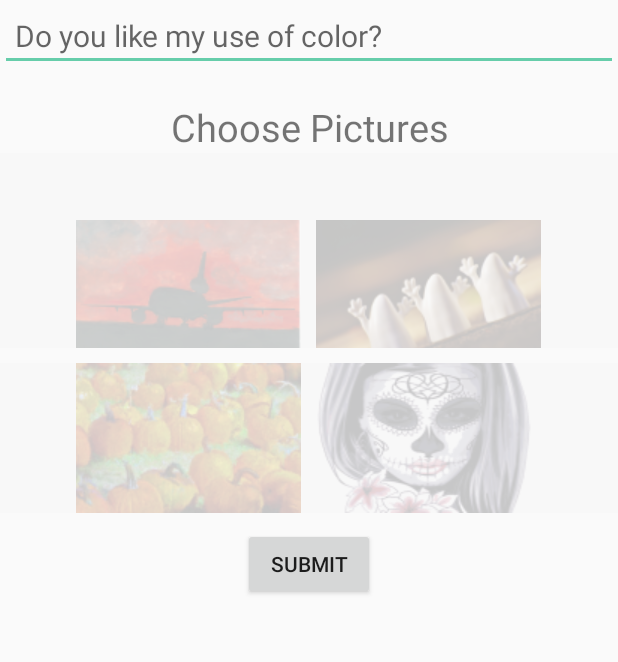
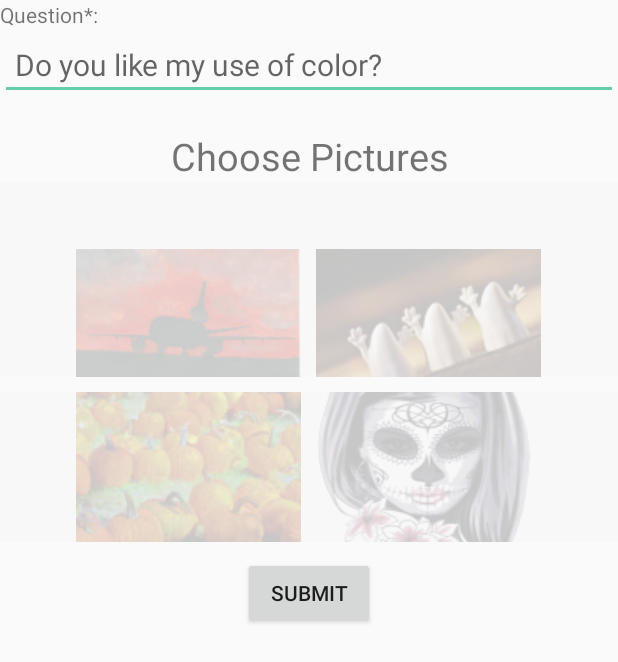
Before and after one commit to tarapiyer/Exhibyt_App, an Android app: the AddQuestionActivity screen opened directly, with no data from a screen before it, on a phone screen of 412 x 824 dp. Shown: the top 662 px of the screen. Run offline under Robolectric (Android 15) with nearby library versions, the phone set to English and light mode, and no system bars.

Commit message:
Adding question now requires an actual question inputed.

```diff
--- a/app/src/main/res/layout/activity_add_question.xml
+++ b/app/src/main/res/layout/activity_add_question.xml
@@ -6,6 +6,16 @@
     android:layout_height="match_parent"
     android:orientation="vertical">
 
+    <TextView
+        android:layout_width="wrap_content"
+        android:layout_height="wrap_content"
+        android:text="Question*:" />
+    <TextView
+        android:layout_width="wrap_content"
+        android:layout_height="wrap_content"
+        android:text=""
+        android:id="@+id/showQuestionErrors"
+        android:visibility="gone"/>
     <EditText
         android:id="@+id/plain_text_input"
         android:layout_height="wrap_content"
```
Also changed, not shown: app/src/main/java/cs147/exhibyt/AddQuestionActivity.java (+13 -2 lines).
